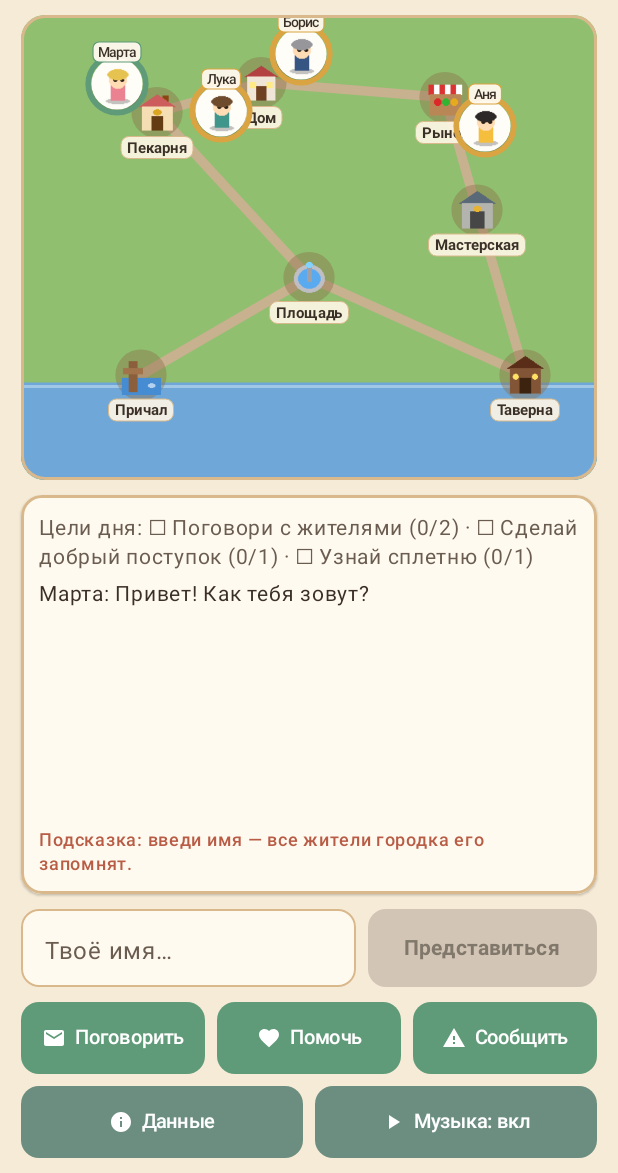
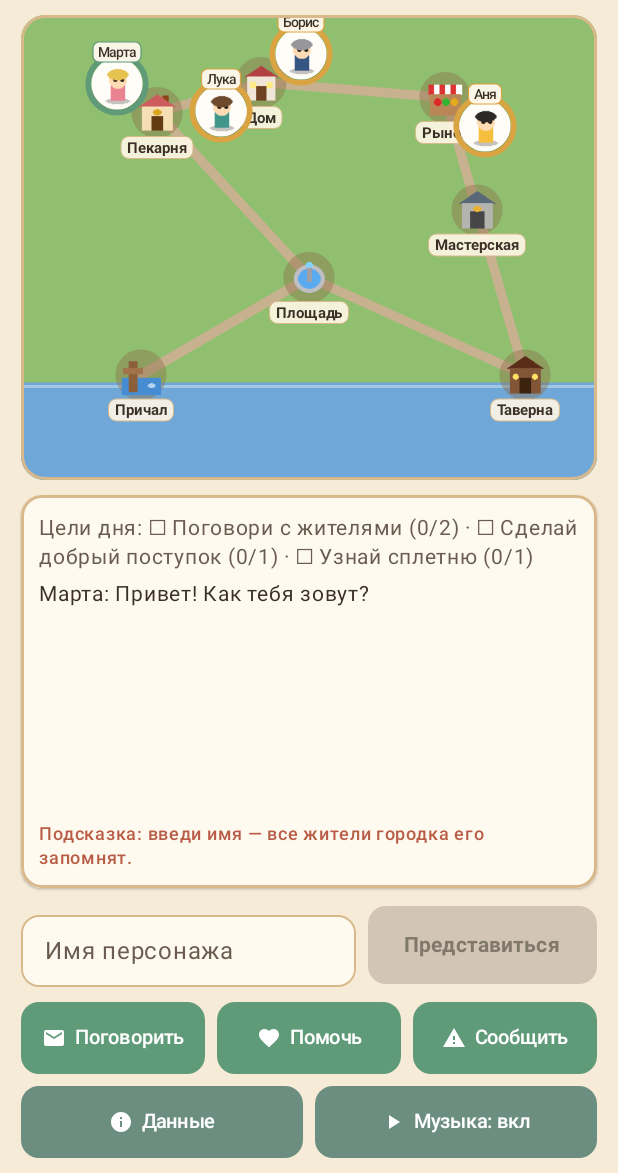
Before and after one commit to maxxxxx55555/cozy-town-ai, an Android app built with Jetpack Compose: the screen it shows after launch (MainActivity), on a phone screen of 412 x 824 dp, the part 63-1236 px from its top. Run offline under Robolectric (Android 15) with nearby library versions, the phone set to English and light mode, and no system bars.

Commit message:
Add Jetpack Compose accessibility semantics for screen readers
- Add clearAndSetSemantics with contentDescription to header time/coins chips
- Add label and accessibility contentDescription to character name input field
- Add semantics contentDescription to JournalCard and TownMapCanvas
- Record accessibility learning in .Jules/palette.md

Co-authored-by: maxxxxx55555 <158212970+maxxxxx55555@users.noreply.github.com>

```diff
--- a/app/src/main/java/com/aistudio/cozytown/ui/GameScreen.kt
+++ b/app/src/main/java/com/aistudio/cozytown/ui/GameScreen.kt
@@ -52,6 +52,9 @@ import androidx.compose.ui.Modifier
 import androidx.compose.ui.draw.clip
 import androidx.compose.ui.graphics.Color
 import androidx.compose.ui.platform.testTag
+import androidx.compose.ui.semantics.clearAndSetSemantics
+import androidx.compose.ui.semantics.contentDescription
+import androidx.compose.ui.semantics.semantics
 import androidx.compose.ui.text.font.FontStyle
 import androidx.compose.ui.text.font.FontWeight
 import androidx.compose.ui.text.style.TextAlign
@@ -182,6 +185,9 @@ private fun HeaderBar(
                 .background(ColorPaperCard)
                 .border(1.dp, ColorBorder, RoundedCornerShape(12.dp))
                 .padding(horizontal = 8.dp, vertical = 4.dp)
+                .clearAndSetSemantics {
+                    contentDescription = "Время в игре: $timeString"
+                }
         ) {
             Text("⏰", fontSize = 12.sp)
             Text(
@@ -201,6 +207,9 @@ private fun HeaderBar(
                 .background(ColorPaperCard)
                 .border(1.dp, ColorBorder, RoundedCornerShape(12.dp))
                 .padding(horizontal = 8.dp, vertical = 4.dp)
+                .clearAndSetSemantics {
+                    contentDescription = "Монеты: $coins"
+                }
         ) {
             Icon(
                 imageVector = Icons.Default.Star,
@@ -230,7 +239,10 @@ private fun JournalCard(
     Card(
         modifier = modifier
             .border(1.5.dp, ColorBorder, RoundedCornerShape(14.dp))
-            .testTag("journal_panel"),
+            .testTag("journal_panel")
+            .semantics {
+                contentDescription = "Журнал событий городка"
+            },
         shape = RoundedCornerShape(14.dp),
         colors = CardDefaults.cardColors(containerColor = ColorPaperCard),
         elevation = CardDefaults.cardElevation(defaultElevation = 1.dp)
@@ -322,6 +334,7 @@ private fun NameInputRow(
             value = if (isSubmitted) playerName else inputText,
             onValueChange = onTextChange,
             enabled = !isSubmitted,
+            label = { Text("Имя персонажа") },
             placeholder = { Text("Твоё имя…", color = ColorInkLight) },
             singleLine = true,
             shape = RoundedCornerShape(12.dp),
@@ -337,8 +350,11 @@ private fun NameInputRow(
             ),
             modifier = Modifier
                 .weight(1f)
-                .height(52.dp)
+                .height(56.dp)
                 .testTag("name_input")
+                .semantics {
+                    contentDescription = "Поле ввода имени персонажа"
+                }
         )
 
         Button(
--- a/app/src/main/java/com/aistudio/cozytown/ui/TownMapCanvas.kt
+++ b/app/src/main/java/com/aistudio/cozytown/ui/TownMapCanvas.kt
@@ -27,6 +27,8 @@ import androidx.compose.ui.input.pointer.pointerInput
 import androidx.compose.ui.platform.LocalContext
 import androidx.compose.ui.platform.testTag
 import androidx.compose.ui.res.imageResource
+import androidx.compose.ui.semantics.contentDescription
+import androidx.compose.ui.semantics.semantics
 import androidx.compose.ui.text.TextMeasurer
 import androidx.compose.ui.text.TextStyle
 import androidx.compose.ui.text.drawText
@@ -113,6 +115,9 @@ fun TownMapCanvas(
             .border(2.dp, ColorBorder, RoundedCornerShape(16.dp))
             .background(ColorGrass)
             .testTag("town_map")
+            .semantics {
+                contentDescription = "Интерактивная карта городка с жителями и локациями"
+            }
     ) {
         Canvas(
             modifier = Modifier
```
Also changed, not shown: 2 other files.
